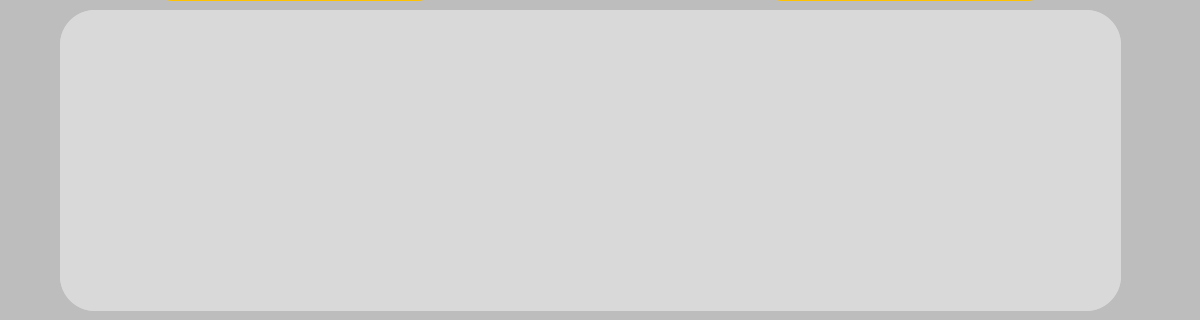
The window that searchpage.ui (hager55m/Metro-Mate-DS) describes before a commit, drawn with Qt 5; both pictures show x 0 to 1200 and y 380 to 700 of the 1200 by 700 pixel window.
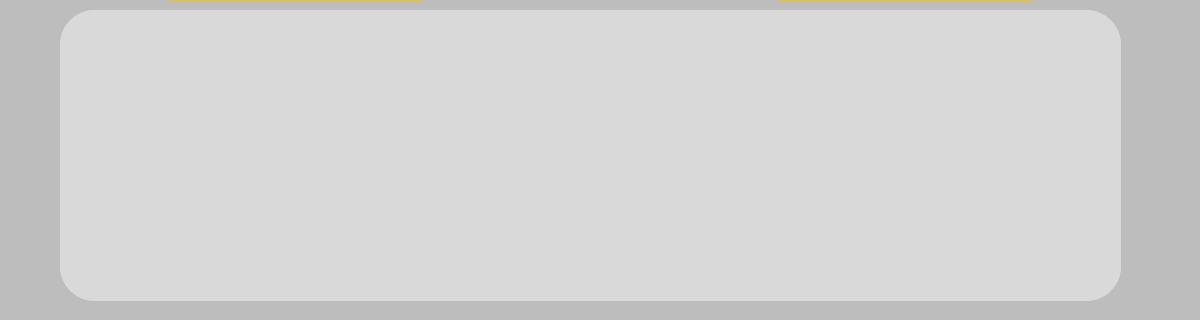
The same window after the commit. Icons and pictures are not drawn.

Diff of the .ui file:
```diff
--- a/searchpage.ui
+++ b/searchpage.ui
@@ -171,7 +171,7 @@
      <x>60</x>
      <y>390</y>
      <width>1061</width>
-     <height>301</height>
+     <height>291</height>
     </rect>
    </property>
    <property name="font">
@@ -193,7 +193,7 @@
       <x>0</x>
       <y>0</y>
       <width>1061</width>
-      <height>301</height>
+      <height>291</height>
      </rect>
     </property>
    </widget>
```
Left out of the diff: 13 changed lines with no effect on the pictures.
